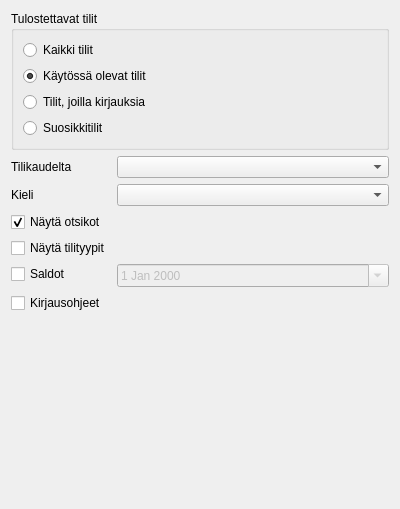
Above: kitsas/raportti/tilikarttaraportti.ui from artoh/kitupiikki before the change. Below: the same form after it.
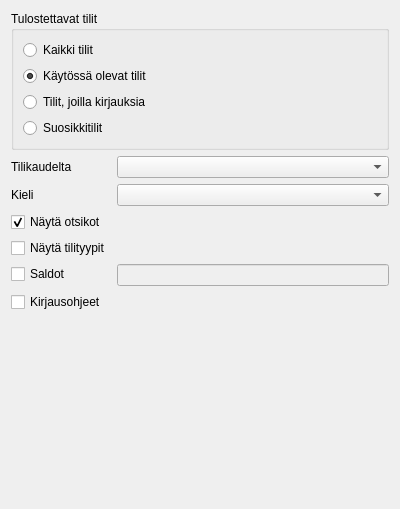
That is the form after the change. Icons and pictures are not drawn. Custom widgets are drawn as their Qt base class.

Commit message: Raportin dialogeissa KpDateEdit

```diff
--- a/kitsas/raportti/tilikarttaraportti.ui
+++ b/kitsas/raportti/tilikarttaraportti.ui
@@ -111,13 +111,10 @@
       </widget>
      </item>
      <item row="4" column="1">
-      <widget class="QDateEdit" name="saldotDate">
+      <widget class="KpDateEdit" name="saldotDate">
        <property name="enabled">
         <bool>false</bool>
        </property>
-       <property name="calendarPopup">
-        <bool>true</bool>
-       </property>
       </widget>
      </item>
      <item row="5" column="0">
@@ -177,6 +174,11 @@
   </layout>
  </widget>
  <customwidgets>
+   <customwidget>
+    <class>KpDateEdit</class>
+    <extends>QLineEdit</extends>
+    <header location="global">tools/kpdateedit.h</header>
+   </customwidget>
   <customwidget>
    <class>KieliCombo</class>
    <extends>QComboBox</extends>
```
The commit also changes 6 other files.
